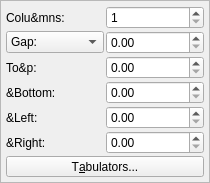
scribusproject/scribus, file scribus/ui/propertywidget_distancebase.ui: the form before one commit.
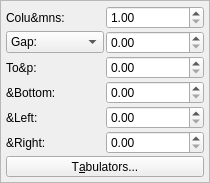
The form after the commit. Custom widgets are drawn as their Qt base class.

What changed in the file:
```diff
--- a/scribus/ui/propertywidget_distancebase.ui
+++ b/scribus/ui/propertywidget_distancebase.ui
@@ -34,7 +34,7 @@
     </widget>
    </item>
    <item row="0" column="1">
-    <widget class="QSpinBox" name="columns">
+    <widget class="ScrSpinBox" name="columns">
      <property name="minimum">
       <number>1</number>
      </property>
```
